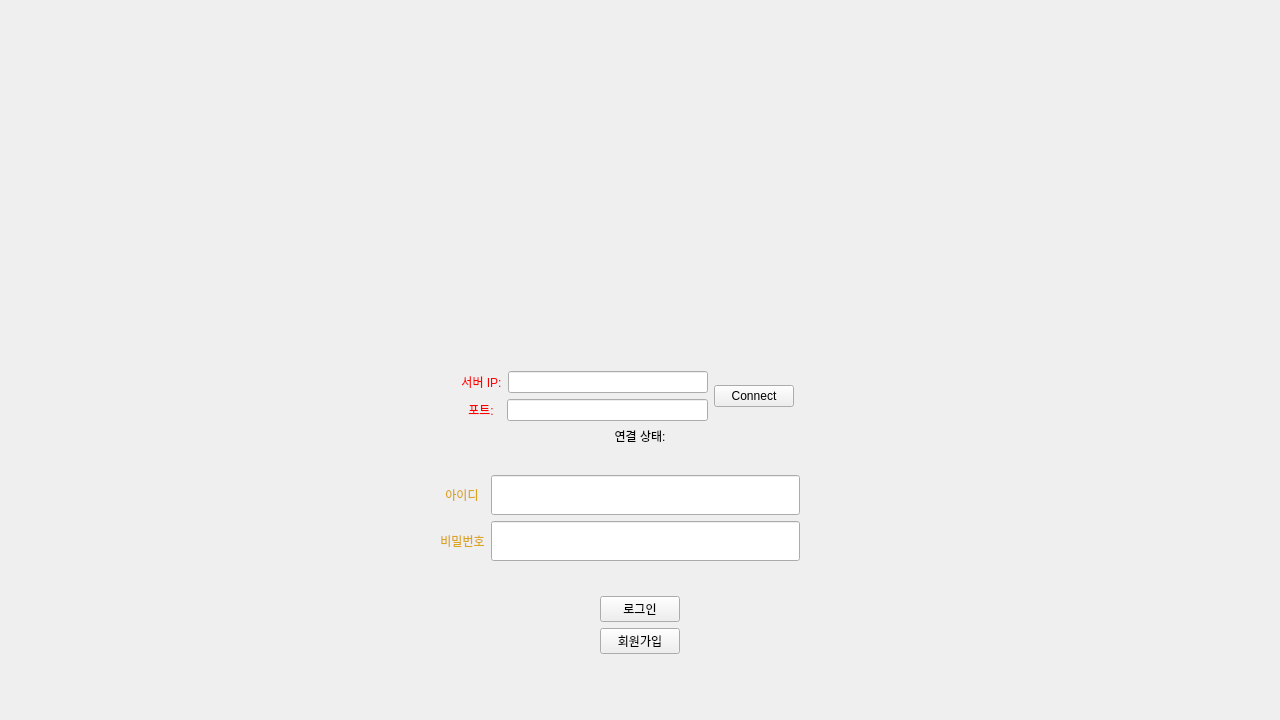
Before: the Qt Designer form ui/loginui.ui in didwnsgur999/Trpg_Table, drawn with Qt 5.
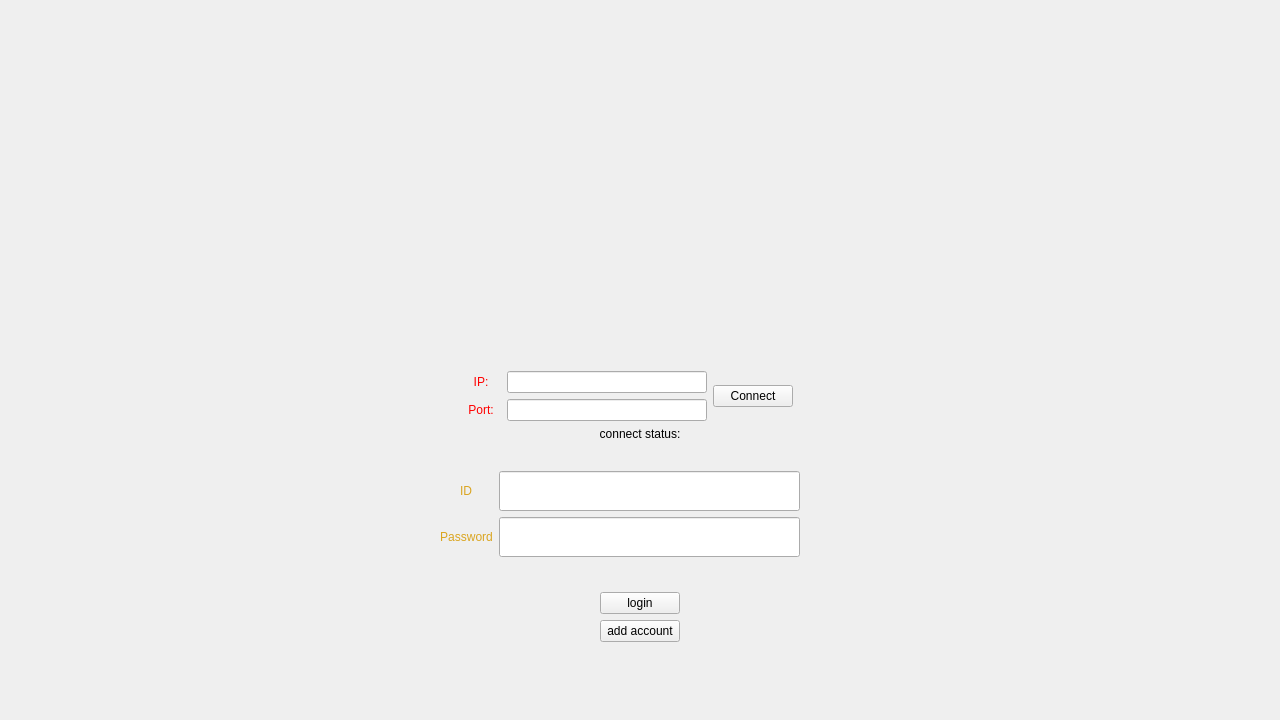
After: the same form once the commit is applied.

```diff
--- a/ui/loginui.ui
+++ b/ui/loginui.ui
@@ -62,7 +62,7 @@
 font: 600 12pt &quot;나눔고딕&quot;;</string>
            </property>
            <property name="text">
-            <string>서버 IP:</string>
+            <string>IP:</string>
            </property>
            <property name="alignment">
             <set>Qt::AlignmentFlag::AlignCenter</set>
@@ -109,7 +109,7 @@
 font: 600 12pt &quot;나눔고딕&quot;;</string>
            </property>
            <property name="text">
-            <string>포트:</string>
+            <string>Port:</string>
            </property>
            <property name="alignment">
             <set>Qt::AlignmentFlag::AlignCenter</set>
@@ -159,7 +159,7 @@
    <item>
     <widget class="QLabel" name="connectionStatusLabel">
      <property name="text">
-      <string>연결 상태:</string>
+      <string>connect status:</string>
      </property>
      <property name="alignment">
       <set>Qt::AlignmentFlag::AlignCenter</set>
@@ -222,7 +222,7 @@
 font: 600 12pt &quot;나눔고딕&quot;;</string>
           </property>
           <property name="text">
-           <string>아이디</string>
+           <string>ID</string>
           </property>
           <property name="alignment">
            <set>Qt::AlignmentFlag::AlignCenter</set>
@@ -252,7 +252,7 @@
 font: 600 12pt &quot;나눔고딕&quot;;</string>
           </property>
           <property name="text">
-           <string>비밀번호</string>
+           <string>Password</string>
           </property>
           <property name="alignment">
            <set>Qt::AlignmentFlag::AlignCenter</set>
@@ -337,7 +337,7 @@
 font: 600 12pt &quot;나눔고딕&quot;;</string>
        </property>
        <property name="text">
-        <string>로그인</string>
+        <string>login</string>
        </property>
       </widget>
      </item>
@@ -384,7 +384,7 @@
 font: 600 12pt &quot;나눔고딕&quot;;</string>
        </property>
        <property name="text">
-        <string>회원가입</string>
+        <string>add account</string>
        </property>
       </widget>
      </item>
```
